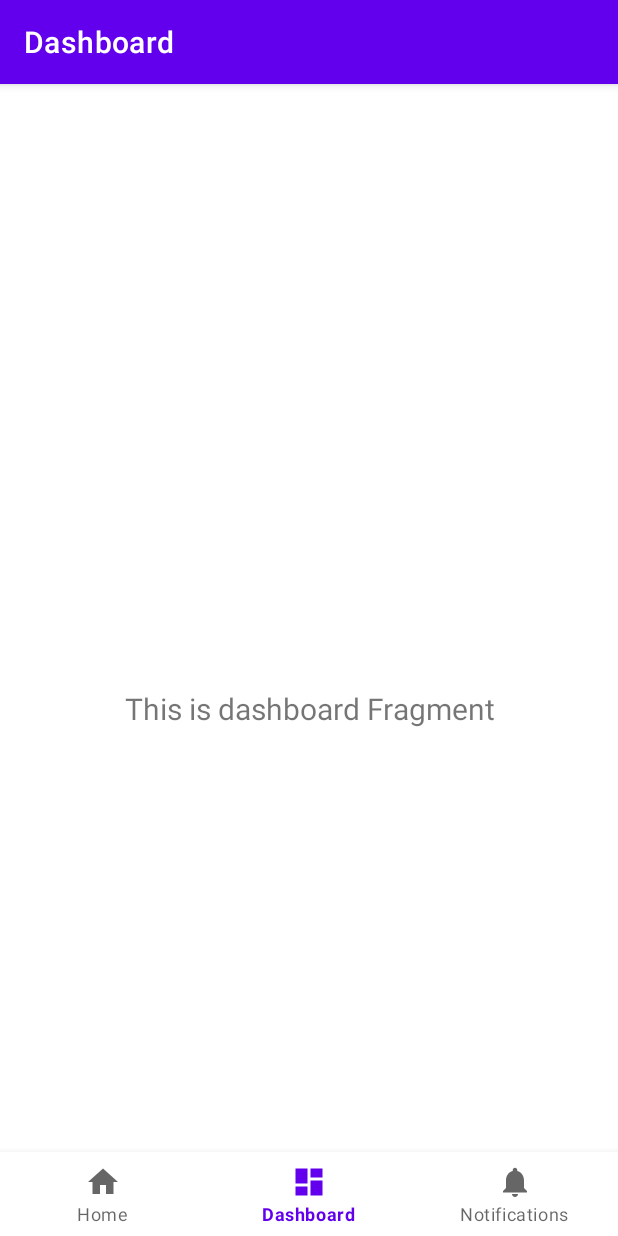
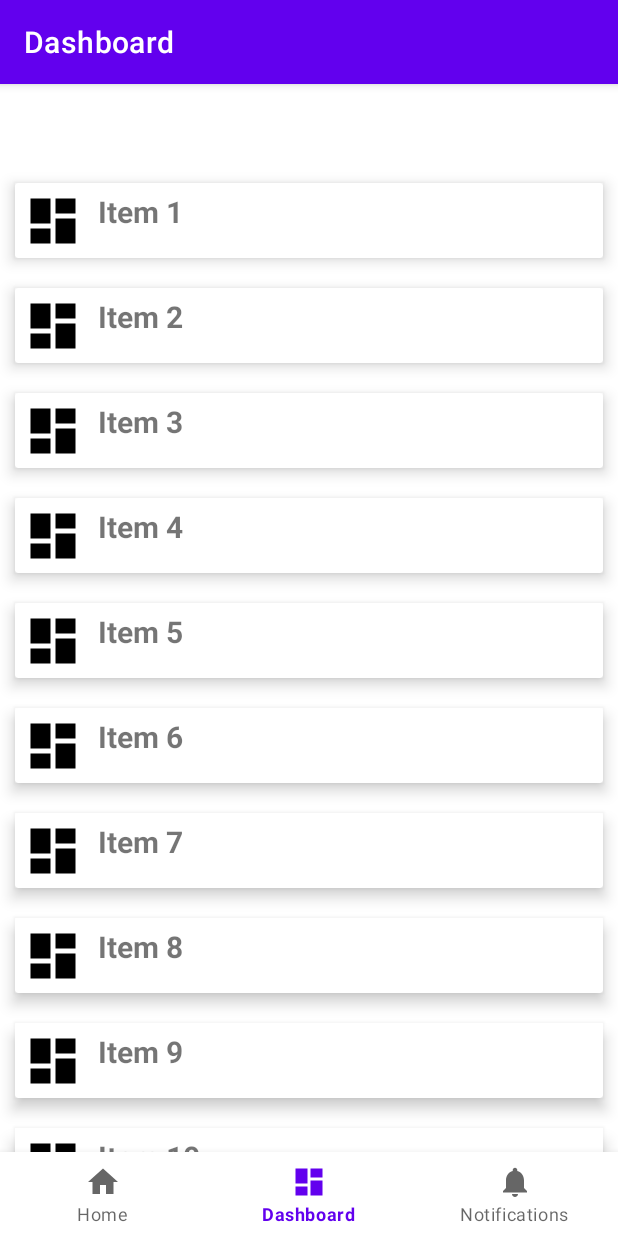
Before and after one commit to petemcgowan/BlakesOrganicAndroid, an Android app: the DashboardFragment screen opened through its navigation route, on a phone screen of 412 x 824 dp. Run offline under Robolectric (Android 15) with nearby library versions, the phone set to English and light mode, and no system bars; our stand-ins replace navigation-ui.

Commit message:
Recycler Views within Fragments

```diff
--- a/app/src/main/java/com/example/blakesorganicandroid/ui/dashboard/DashboardFragment.kt
+++ b/app/src/main/java/com/example/blakesorganicandroid/ui/dashboard/DashboardFragment.kt
@@ -1,5 +1,6 @@
 package com.example.blakesorganicandroid.ui.dashboard
 
+import CustomAdapter
 import android.content.Intent
 import android.os.Bundle
 import android.view.LayoutInflater
@@ -8,6 +9,7 @@ import android.view.ViewGroup
 import android.widget.TextView
 import androidx.fragment.app.Fragment
 import androidx.lifecycle.ViewModelProvider
+import androidx.recyclerview.widget.LinearLayoutManager
 import com.example.blakesorganicandroid.R
 import com.example.blakesorganicandroid.databinding.FragmentDashboardBinding
 import com.example.blakesorganicandroid.ui.*
@@ -31,10 +33,22 @@ class DashboardFragment : Fragment(), BookClickListener {
         _binding = FragmentDashboardBinding.inflate(inflater, container, false)
         val root: View = binding.root
 
-        val textView: TextView = binding.textDashboard
-        dashboardViewModel.text.observe(viewLifecycleOwner) {
-            textView.text = it
+        // this creates a vertical layout Manager
+        binding.recyclerview.layoutManager = LinearLayoutManager(activity)
+        // ArrayList of class ItemsViewModel
+        val data = ArrayList<ItemsViewModel>()
+
+        // This loop will create 20 Views containing the image with the count of view
+        for (i in 1..20) {
+            data.add(ItemsViewModel(R.drawable.ic_dashboard_black_24dp, "Item " + i))
         }
+        // This will pass the ArrayList to our Adapter
+        val adapter = CustomAdapter(data)
+
+        // Setting the Adapter with the recyclerview
+        binding.recyclerview.adapter = adapter
+
+
         return root
     }
 
--- a/app/src/main/res/layout/fragment_dashboard.xml
+++ b/app/src/main/res/layout/fragment_dashboard.xml
@@ -6,17 +6,10 @@
     android:layout_height="match_parent"
     tools:context=".ui.dashboard.DashboardFragment">
 
-    <TextView
-        android:id="@+id/text_dashboard"
+    <androidx.recyclerview.widget.RecyclerView
+        android:id="@+id/recyclerview"
         android:layout_width="match_parent"
-        android:layout_height="wrap_content"
-        android:layout_marginStart="8dp"
-        android:layout_marginTop="8dp"
-        android:layout_marginEnd="8dp"
-        android:textAlignment="center"
-        android:textSize="20sp"
-        app:layout_constraintBottom_toBottomOf="parent"
-        app:layout_constraintEnd_toEndOf="parent"
-        app:layout_constraintStart_toStartOf="parent"
-        app:layout_constraintTop_toTopOf="parent" />
+        android:layout_height="match_parent"
+        tools:itemCount="5"
+        tools:listitem="@layout/card_view_design" />
 </androidx.constraintlayout.widget.ConstraintLayout>
```
Also changed, not shown: app/src/main/java/com/example/blakesorganicandroid/ui/home/HomeFragment.kt (+80 -10 lines).
